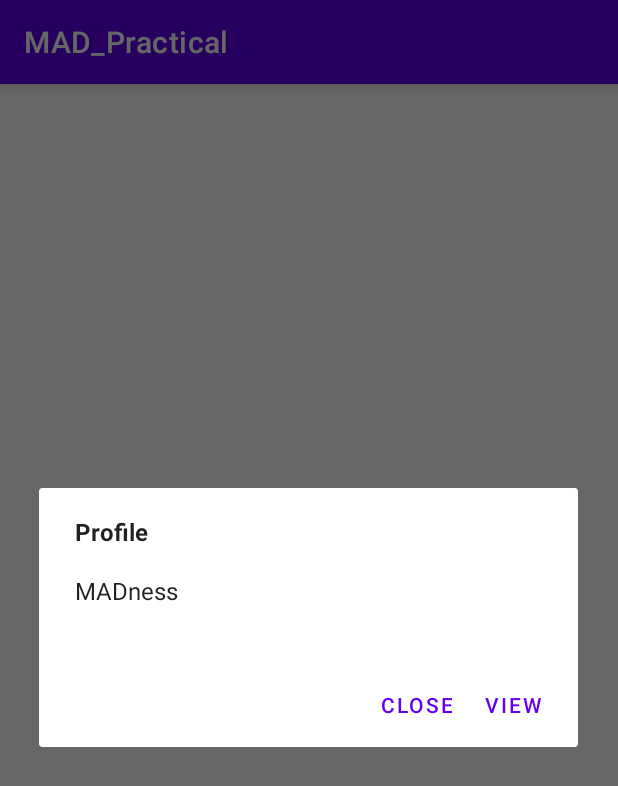
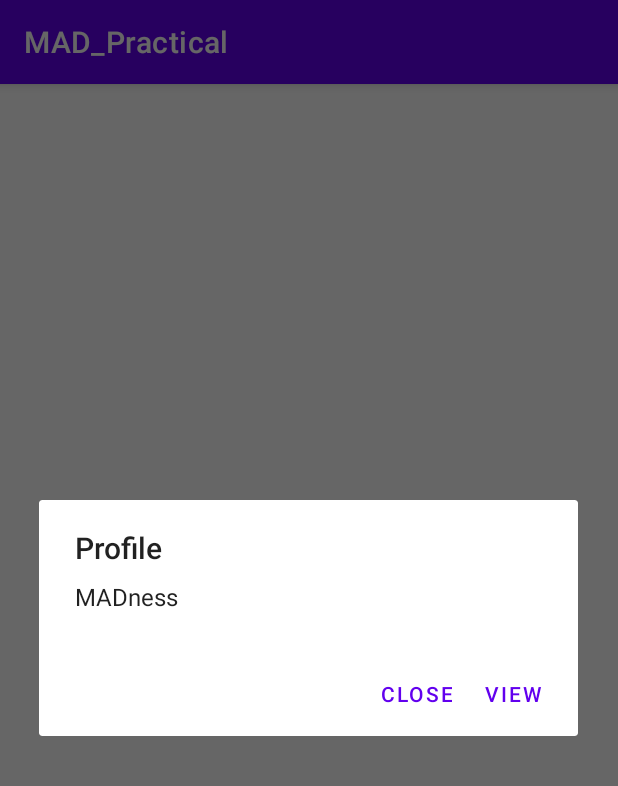
Before and after one commit to MAD11877/mad23-practical-3---eventhandling-Jermy-Lee, an Android app: the screen it shows after launch (ListActivity), after a tap on an icon or button, on a phone screen of 412 x 824 dp. Shown: the top 786 px of the screen. Run offline under Robolectric (Android 15) with nearby library versions, the phone set to English and light mode, and no system bars.

Commit message:
Finish Practical 3

```diff
--- a/app/src/main/java/sg/edu/np/mad/madpractical/ListActivity.java
+++ b/app/src/main/java/sg/edu/np/mad/madpractical/ListActivity.java
@@ -4,10 +4,12 @@ import androidx.appcompat.app.AlertDialog;
 import androidx.appcompat.app.AppCompatActivity;
 
 import android.content.DialogInterface;
+import android.content.Intent;
 import android.os.Bundle;
-import android.text.Html;
 import android.view.View;
 import android.widget.ImageView;
+
+import java.util.Random;
 
 public class ListActivity extends AppCompatActivity {
 
@@ -16,24 +18,31 @@ public class ListActivity extends AppCompatActivity {
         super.onCreate(savedInstanceState);
         setContentView(R.layout.activity_list);
 
+        Bundle extras = new Bundle();
+        extras.putString("Name", "Danny");
+        extras.putInt("ID", 1739039545);
+
         ImageView imageView = findViewById(R.id.profileImage);
         imageView.setOnClickListener(new View.OnClickListener(){
             @Override
             public void onClick(View v) {
                 AlertDialog.Builder builder = new AlertDialog.Builder(ListActivity.this);
-                builder.setMessage(Html.fromHtml("<b>Profile</b><br><br>MADness<br><br>"))
-                        .setPositiveButton("View", new DialogInterface.OnClickListener() {
-                            @Override
-                            public void onClick(DialogInterface dialogInterface, int i) {
+                builder.setTitle("Profile");
+                builder.setMessage("MADness");
+                builder.setCancelable(true);
+                builder.setPositiveButton("View", new DialogInterface.OnClickListener(){
 
-                            }
-                        })
-                        .setNegativeButton("Close", new DialogInterface.OnClickListener() {
-                            @Override
-                            public void onClick(DialogInterface dialogInterface, int i) {
+                    public void onClick(DialogInterface dialog, int id){
+                        Intent intent = new Intent(ListActivity.this, MainActivity.class);
+                        intent.putExtras(extras);
+                        startActivity(intent);
+                    }
+                });
+                builder.setNegativeButton("Close", new DialogInterface.OnClickListener(){
+                    public void onClick(DialogInterface dialog, int id){
+                    }
+                });
 
-                            }
-                        });
                 AlertDialog dialog = builder.create();
                 dialog.show();
             }
```
Also changed, not shown: app/src/main/java/sg/edu/np/mad/madpractical/MainActivity.java (+9 -0 lines).
